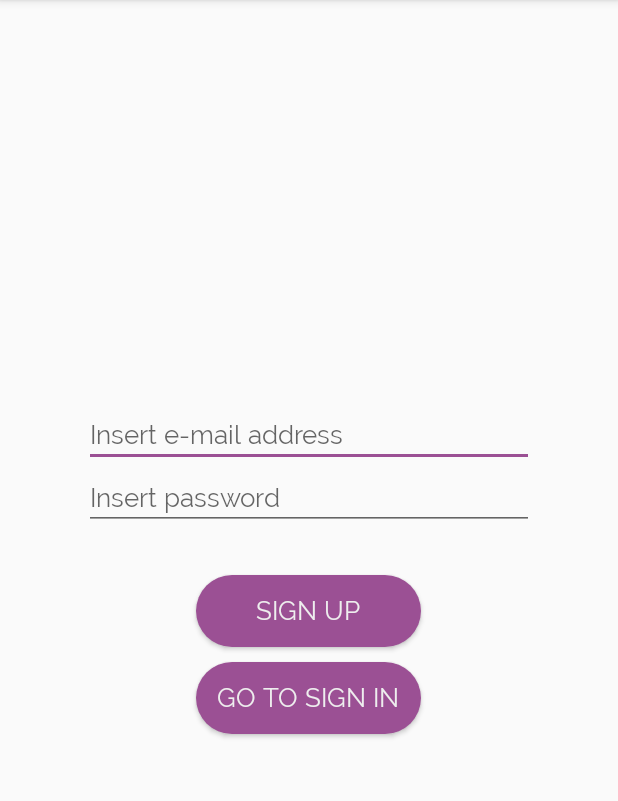
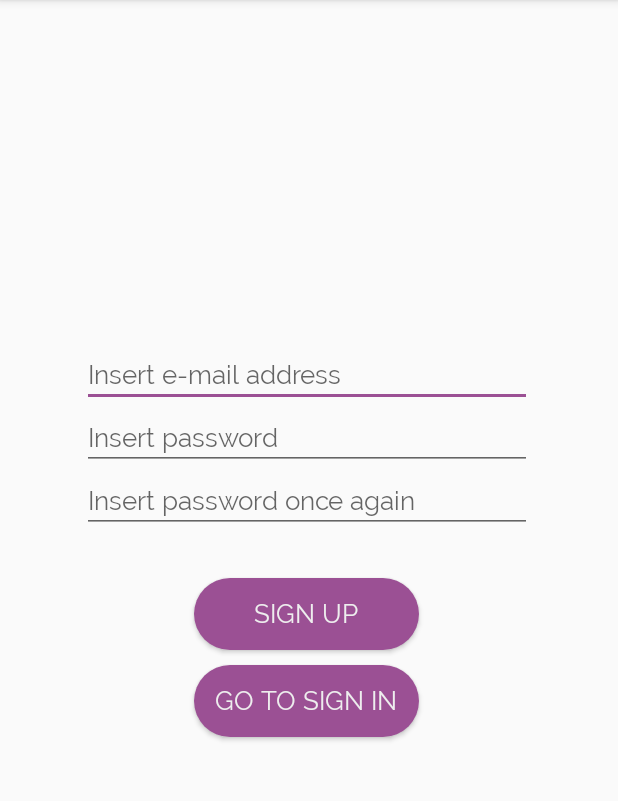
Before and after one commit to Turrett/Progetto_OOP, an Android app: the SignUp screen opened directly, with no data from a screen before it, on a phone screen of 412 x 824 dp, the part 84-885 px from its top. Run offline under Robolectric (Android 15) with nearby library versions, the phone set to English and light mode, and no system bars; our stand-ins replace Firebase (no records; nobody signed in at launch, a user with empty details on screens opened directly).

Commit message:
migliorata interfaccia di sign up

```diff
--- a/Android_OOP/app/src/main/java/com/example/progettooop/ui/SignUp.java
+++ b/Android_OOP/app/src/main/java/com/example/progettooop/ui/SignUp.java
@@ -32,7 +32,7 @@ import java.util.Objects;
 import static android.content.ContentValues.TAG;
 
 public class SignUp extends AppCompatActivity implements View.OnClickListener {
-    private EditText EditTextPassword,EditTextEmail;
+    private EditText EditTextPassword,EditTextEmail, EditTextPasswordCheck;
     private ProgressBar progressBar;
     private FirebaseAuth mAuth;
     public FirebaseFirestore db;
@@ -45,6 +45,7 @@ public class SignUp extends AppCompatActivity implements View.OnClickListener {
 
         EditTextPassword=(EditText) findViewById(R.id.edit_text_register_password);
         EditTextEmail=(EditText) findViewById(R.id.edit_text_registration_email);
+        EditTextPasswordCheck = (EditText) findViewById(R.id.edit_text_confirm_password);
         progressBar = (ProgressBar) findViewById(R.id.progressbar_sign_up);
         mAuth = FirebaseAuth.getInstance();
         db = FirebaseFirestore.getInstance();
@@ -104,6 +105,7 @@ public class SignUp extends AppCompatActivity implements View.OnClickListener {
 
         String email =  EditTextEmail.getText().toString().trim();
         String password =  EditTextPassword.getText().toString().trim();
+        String passwordcheck = EditTextPasswordCheck.getText().toString().trim();
         //mail cannot be empty
         if (email.isEmpty()){
             EditTextEmail.setError("Email is required");
@@ -126,6 +128,12 @@ public class SignUp extends AppCompatActivity implements View.OnClickListener {
         if (password.isEmpty()){
             EditTextPassword.setError("Password is required");
             EditTextPassword.requestFocus();
+            return;
+        }
+
+        if(!password.equals(passwordcheck)){
+            EditTextPasswordCheck.setError("Doesn't match password");
+            EditTextPasswordCheck.requestFocus();
             return;
         }
 
--- a/Android_OOP/app/src/main/res/layout/activity_sign_up.xml
+++ b/Android_OOP/app/src/main/res/layout/activity_sign_up.xml
@@ -10,10 +10,8 @@
         android:id="@+id/linearLayout"
         android:layout_width="409dp"
         android:layout_height="729dp"
-        android:layout_marginStart="1dp"
         android:layout_marginTop="1dp"
         android:layout_marginEnd="1dp"
-        android:layout_marginBottom="1dp"
         android:orientation="vertical"
         app:layout_constraintBottom_toBottomOf="parent"
         app:layout_constraintEnd_toEndOf="parent"
@@ -21,10 +19,12 @@
         app:layout_constraintTop_toTopOf="parent">
 
         <ImageView
-            android:id="@+id/imageView4"
+            android:id="@+id/imageView2"
             android:layout_width="match_parent"
-            android:layout_height="268dp"
-            tools:srcCompat="@tools:sample/backgrounds/scenic" />
+            android:layout_height="228dp"
+            android:visibility="visible"
+            tools:srcCompat="@tools:sample/backgrounds/scenic"
+            tools:visibility="visible" />
 
         <EditText
             android:id="@+id/edit_text_registration_email"
@@ -42,9 +42,19 @@
             android:layout_height="wrap_content"
             android:contentDescription="Insert account password"
             android:ems="10"
-            android:inputType="textEmailAddress"
+            android:inputType="textPassword"
             android:hint="Insert password"
             android:layout_gravity="center_horizontal" />
+
+        <EditText
+            android:id="@+id/edit_text_confirm_password"
+            android:layout_width="300dp"
+            android:layout_height="wrap_content"
+            android:ems="10"
+            android:inputType="textPassword"
+            android:hint="Insert password once again"
+            android:layout_gravity="center_horizontal"
+            />
 
         <Button
             android:id="@+id/button_sign_up"
```
